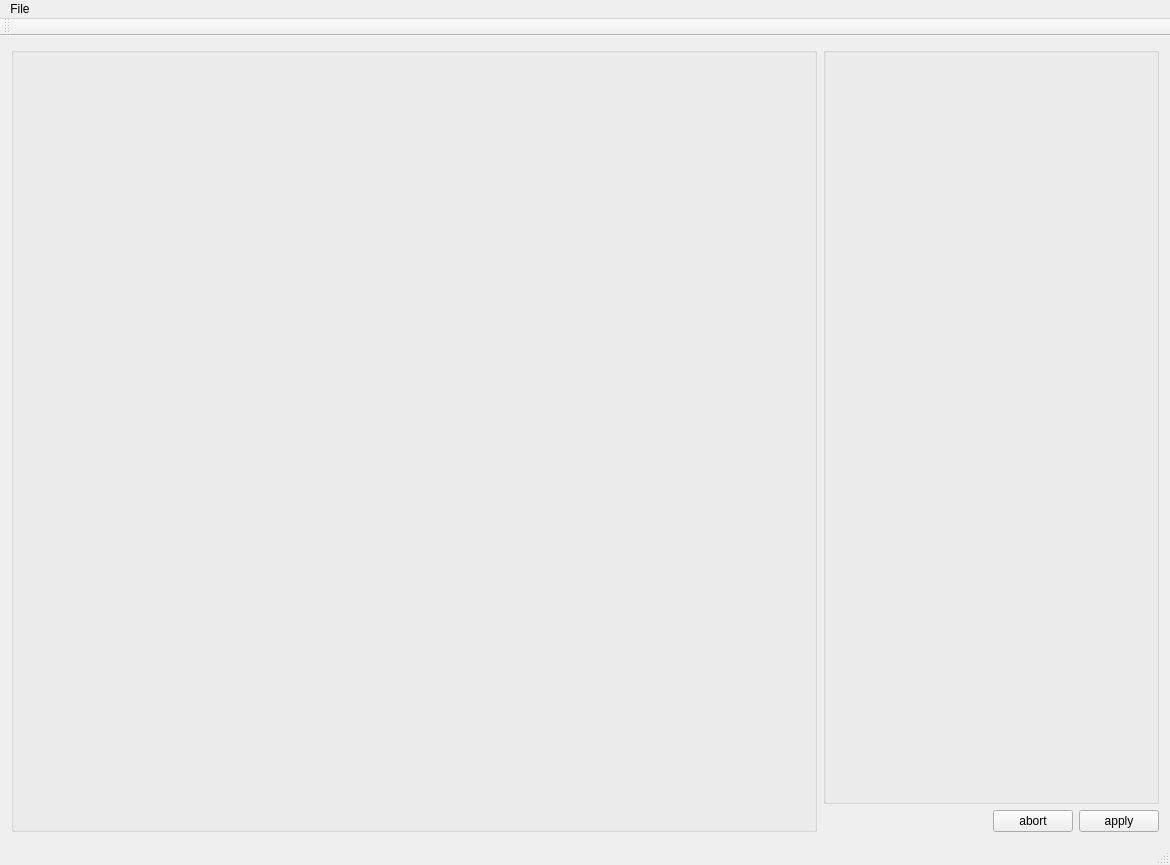
First picture: the form in source/src/ui/widgets/pose_editor.ui, repository RosettaCommons/rosetta, before the edit.
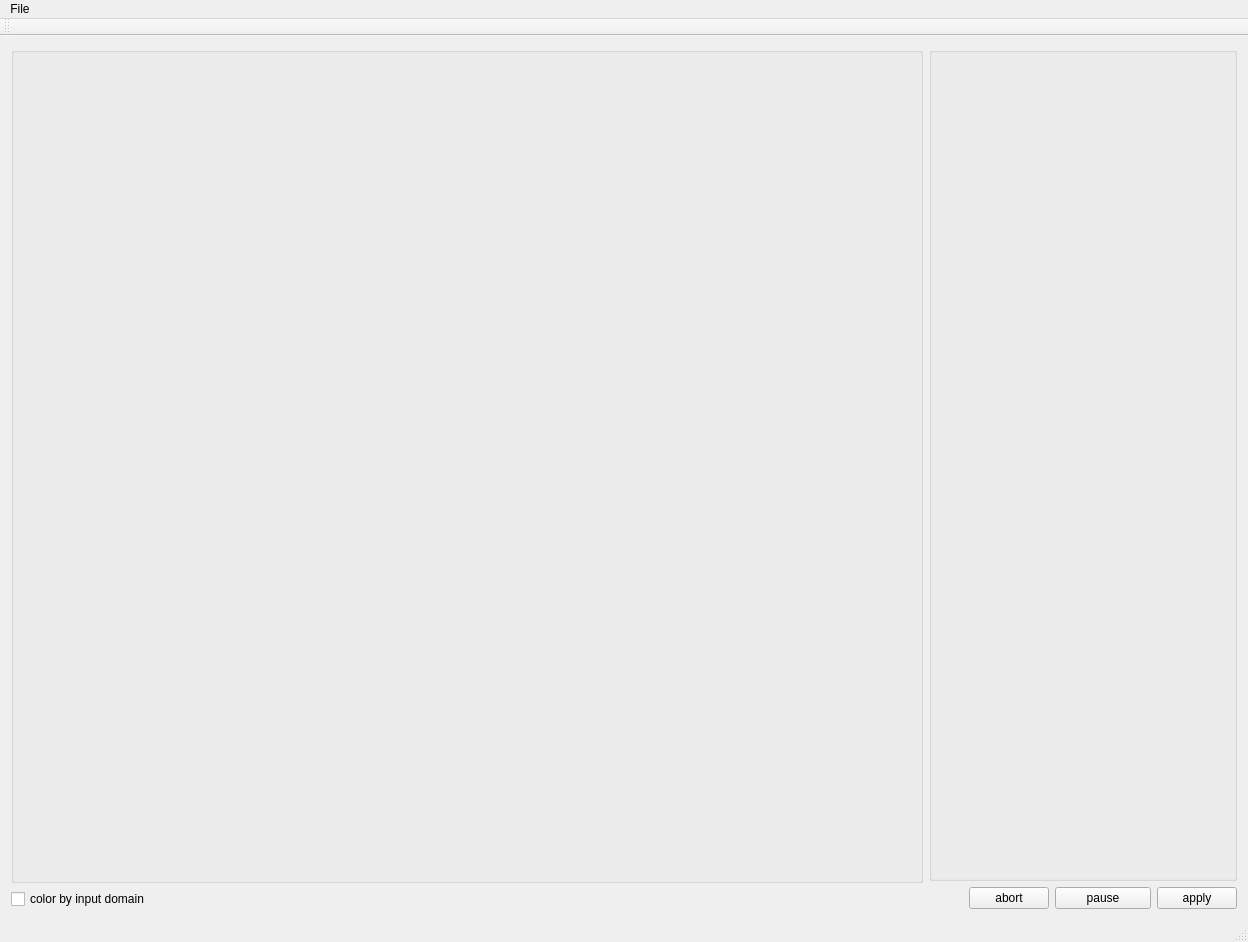
Second picture: the form after the edit. Custom widgets are drawn as their Qt base class.

```diff
--- a/source/src/ui/widgets/pose_editor.ui
+++ b/source/src/ui/widgets/pose_editor.ui
@@ -6,8 +6,8 @@
    <rect>
     <x>0</x>
     <y>0</y>
-    <width>1170</width>
-    <height>865</height>
+    <width>1248</width>
+    <height>942</height>
    </rect>
   </property>
   <property name="windowTitle">
@@ -16,12 +16,30 @@
   <widget class="QWidget" name="centralWidget">
    <layout class="QHBoxLayout" name="horizontalLayout" stretch="1,0">
     <item>
-     <widget class="ui::ui_core::pose_draw::SimplePoseDrawOpenGLWidget" name="pose"/>
+     <layout class="QVBoxLayout" name="pose_view_layout">
+      <item>
+       <widget class="ui::ui_core::pose_draw::SimplePoseDrawOpenGLWidget" name="pose"/>
+      </item>
+      <item>
+       <widget class="QCheckBox" name="color">
+        <property name="text">
+         <string>color by input domain</string>
+        </property>
+       </widget>
+      </item>
+     </layout>
     </item>
     <item>
      <layout class="QVBoxLayout" name="verticalLayout" stretch="1,0">
       <item>
-       <widget class="ui::network::BowmanView" name="functions"/>
+       <widget class="ui::network::BowmanView" name="functions">
+        <property name="minimumSize">
+         <size>
+          <width>300</width>
+          <height>0</height>
+         </size>
+        </property>
+       </widget>
       </item>
       <item>
        <layout class="QHBoxLayout" name="horizontalLayout_2">
@@ -32,7 +50,7 @@
           </property>
           <property name="sizeHint" stdset="0">
            <size>
-            <width>170</width>
+            <width>40</width>
             <height>20</height>
            </size>
           </property>
@@ -45,6 +63,22 @@
           </property>
          </widget>
         </item>
+        <item>
+         <widget class="QPushButton" name="pause">
+          <property name="minimumSize">
+           <size>
+            <width>96</width>
+            <height>0</height>
+           </size>
+          </property>
+          <property name="text">
+           <string>pause</string>
+          </property>
+          <property name="checkable">
+           <bool>true</bool>
+          </property>
+         </widget>
+        </item>
         <item>
          <widget class="QPushButton" name="apply">
           <property name="text">
@@ -63,7 +97,7 @@
     <rect>
      <x>0</x>
      <y>0</y>
-     <width>1170</width>
+     <width>1248</width>
      <height>22</height>
     </rect>
    </property>
```
Left out of the diff: 2 changed lines with no effect on the pictures.
